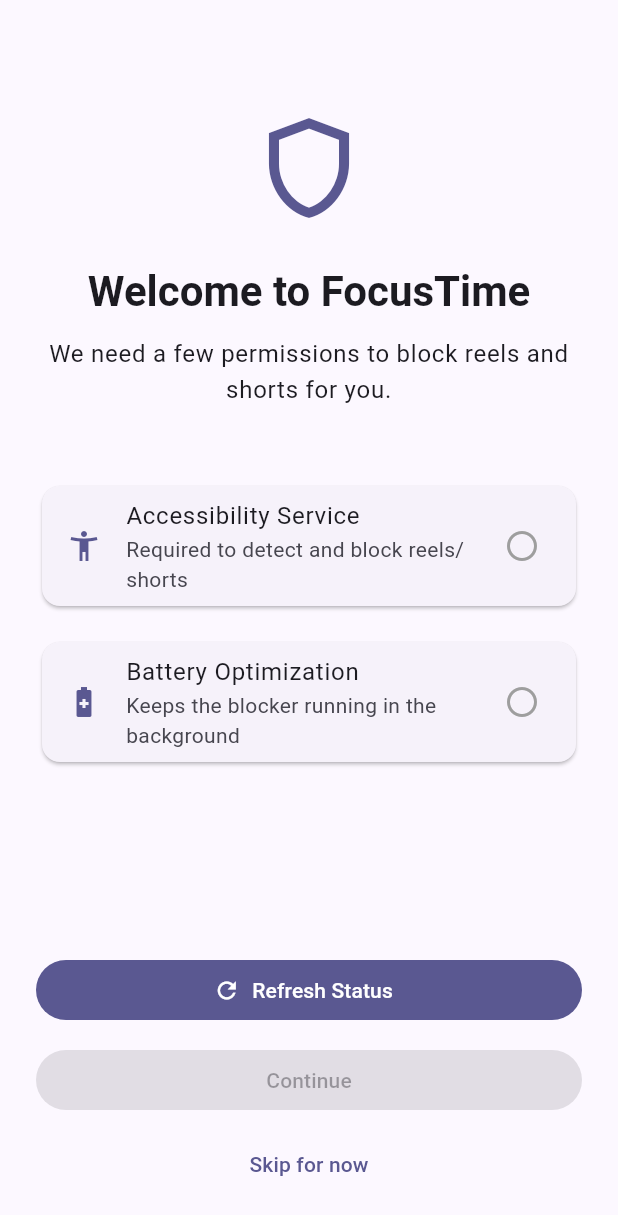
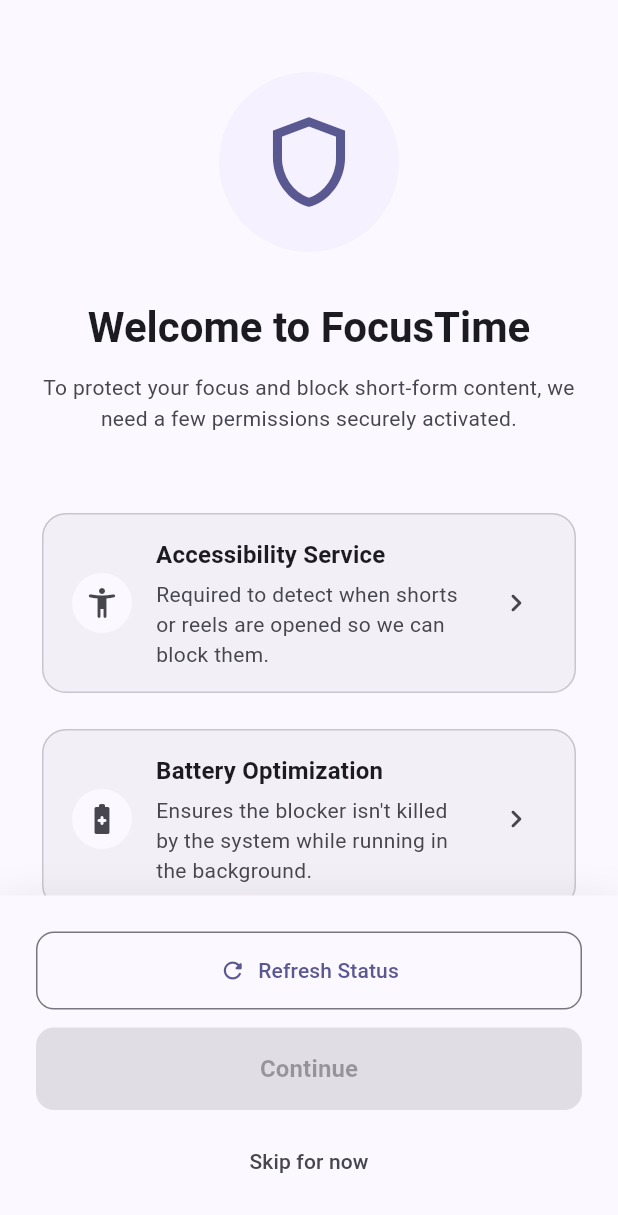
Before and after one commit to MoHussam-865/focustime, a Flutter app: the screen it shows after launch, on a phone screen of 412 x 824 dp. Shown: the top 1215 px of the screen. Run offline on Flutter 3.47's test engine with Material 3 defaults, Android fonts, the phone set to English and light mode, and no system bars; our stand-ins replace get_it, shared_preferences.

```diff
--- a/lib/viewmodels/dashboard_viewmodel.dart
+++ b/lib/viewmodels/dashboard_viewmodel.dart
@@ -39,7 +39,7 @@
     try {
       _isServiceRunning = await _accessibilityService.isEnabled();
       _blockedCount = await _accessibilityService.getBlockedCount();
-      _blockedApps = await _settingsRepository.getBlockedApps();
+      _blockedApps = List<BlockedApp>.from(await _settingsRepository.getBlockedApps());
     } catch (e) {
       _errorMessage = 'Failed to load data';
     }
@@ -52,6 +52,7 @@
     if (index < 0 || index >= _blockedApps.length) return;
 
     final originalApp = _blockedApps[index];
+    _blockedApps = List<BlockedApp>.from(_blockedApps);
     _blockedApps[index] = originalApp.copyWith(isEnabled: !originalApp.isEnabled);
     notifyListeners();
 
@@ -64,6 +65,7 @@
           .toList();
       await _accessibilityService.setMonitoredApps(enabledPackages);
     } catch (e) {
+      _blockedApps = List<BlockedApp>.from(_blockedApps);
       _blockedApps[index] = originalApp;
       notifyListeners();
     }
@@ -71,5 +73,6 @@
 
   Future<void> openAccessibilitySettings() async {
     await _accessibilityService.openAccessibilitySettings();
+    await loadData();
   }
 }
--- a/lib/viewmodels/onboarding_viewmodel.dart
+++ b/lib/viewmodels/onboarding_viewmodel.dart
@@ -38,10 +38,12 @@
 
   Future<void> openAccessibilitySettings() async {
     await _accessibilityService.openAccessibilitySettings();
+    await checkPermissions();
   }
 
   Future<void> requestBatteryOptimization() async {
     await _accessibilityService.requestBatteryOptimization();
+    await checkPermissions();
   }
 
   bool get allPermissionsGranted =>
--- a/lib/views/onboarding/onboarding_screen.dart
+++ b/lib/views/onboarding/onboarding_screen.dart
@@ -15,36 +15,53 @@
 
     return Scaffold(
       body: SafeArea(
-        child: Padding(
+        child: Column(
+          children: [
+            Expanded(
+              child: SingleChildScrollView(
                 padding: const EdgeInsets.all(24),
                 child: Column(
                   crossAxisAlignment: CrossAxisAlignment.stretch,
                   children: [
-              const SizedBox(height: 48),
-              Icon(
+                    const SizedBox(height: 24),
+                    Container(
+                      padding: const EdgeInsets.all(24),
+                      decoration: BoxDecoration(
+                        color: theme.colorScheme.primaryContainer.withValues(
+                          alpha: 0.3,
+                        ),
+                        shape: BoxShape.circle,
+                      ),
+                      child: Icon(
                         Icons.shield_outlined,
-                size: 80,
+                        size: 72,
                         color: theme.colorScheme.primary,
                       ),
-              const SizedBox(height: 24),
+                    ),
+                    const SizedBox(height: 32),
                     Text(
                       'Welcome to FocusTime',
                       style: theme.textTheme.headlineMedium?.copyWith(
                         fontWeight: FontWeight.bold,
+                        color: theme.colorScheme.onSurface,
                       ),
                       textAlign: TextAlign.center,
                     ),
                     const SizedBox(height: 12),
                     Text(
-                'We need a few permissions to block reels and shorts for you.',
-                style: theme.textTheme.bodyLarge,
+                      'To protect your focus and block short-form content, we need a few permissions securely activated.',
+                      style: theme.textTheme.bodyMedium?.copyWith(
+                        color: theme.colorScheme.onSurfaceVariant,
+                        height: 1.5,
+                      ),
                       textAlign: TextAlign.center,
                     ),
                     const SizedBox(height: 48),
                     _PermissionTile(
-                icon: Icons.accessibility_new,
+                      icon: Icons.accessibility_new_rounded,
                       title: 'Accessibility Service',
-                subtitle: 'Required to detect and block reels/shorts',
+                      subtitle:
+                          'Required to detect when shorts or reels are opened so we can block them.',
                       isEnabled: vm.isAccessibilityEnabled,
                       onTap: () async {
                         await vm.openAccessibilitySettings();
@@ -52,24 +69,57 @@
                     ),
                     const SizedBox(height: 16),
                     _PermissionTile(
-                icon: Icons.battery_saver,
+                      icon: Icons.battery_saver_rounded,
                       title: 'Battery Optimization',
-                subtitle: 'Keeps the blocker running in the background',
+                      subtitle:
+                          'Ensures the blocker isn\'t killed by the system while running in the background.',
                       isEnabled: vm.isBatteryOptimizationDisabled,
                       onTap: () async {
                         await vm.requestBatteryOptimization();
                       },
                     ),
-              const Spacer(),
+                  ],
+                ),
+              ),
+            ),
+            Container(
+              padding: const EdgeInsets.all(24),
+              decoration: BoxDecoration(
+                color: theme.colorScheme.surface,
+                boxShadow: [
+                  BoxShadow(
+                    color: Colors.black.withValues(alpha: 0.05),
+                    offset: const Offset(0, -4),
+                    blurRadius: 16,
+                  ),
+                ],
+              ),
+              child: SafeArea(
+                top: false,
+                child: Column(
+                  mainAxisSize: MainAxisSize.min,
+                  crossAxisAlignment: CrossAxisAlignment.stretch,
+                  children: [
                     if (vm.isLoading)
-                const Center(child: CircularProgressIndicator())
+                      const Center(
+                        child: Padding(
+                          padding: EdgeInsets.all(16.0),
+                          child: CircularProgressIndicator(),
+                        ),
+                      )
                     else ...[
-                FilledButton.icon(
+                      OutlinedButton.icon(
                         onPressed: () async {
                           await vm.checkPermissions();
                         },
-                  icon: const Icon(Icons.refresh),
+                        icon: const Icon(Icons.refresh_rounded),
                         label: const Text('Refresh Status'),
+                        style: OutlinedButton.styleFrom(
+                          padding: const EdgeInsets.symmetric(vertical: 16),
+                          shape: RoundedRectangleBorder(
+                            borderRadius: BorderRadius.circular(12),
+                          ),
+                        ),
                       ),
                       const SizedBox(height: 12),
                       FilledButton(
@@ -77,29 +127,52 @@
                             ? () async {
                                 try {
                                   await vm.completeOnboarding();
-                          } catch (_) {
-                            // Continue even if persistence fails
-                          }
+                                } catch (_) {}
                                 onComplete();
                               }
                             : null,
-                  child: const Text('Continue'),
+                        style: FilledButton.styleFrom(
+                          padding: const EdgeInsets.symmetric(vertical: 16),
+                          shape: RoundedRectangleBorder(
+                            borderRadius: BorderRadius.circular(12),
+                          ),
+                          elevation: 0,
+                        ),
+                        child: const Text(
+                          'Continue',
+                          style: TextStyle(
+                            fontSize: 16,
+                            fontWeight: FontWeight.bold,
+                          ),
+                        ),
                       ),
                       const SizedBox(height: 8),
                       TextButton(
                         onPressed: () async {
                           try {
                             await vm.completeOnboarding();
-                    } catch (_) {
-                      // Continue even if persistence fails
-                    }
+                          } catch (_) {}
                           onComplete();
                         },
-                  child: const Text('Skip for now'),
+                        style: TextButton.styleFrom(
+                          padding: const EdgeInsets.symmetric(vertical: 16),
+                          shape: RoundedRectangleBorder(
+                            borderRadius: BorderRadius.circular(12),
+                          ),
+                        ),
+                        child: Text(
+                          'Skip for now',
+                          style: TextStyle(
+                            color: theme.colorScheme.onSurfaceVariant,
+                          ),
+                        ),
                       ),
                     ],
                   ],
                 ),
+              ),
+            ),
+          ],
         ),
       ),
     );
@@ -125,14 +198,69 @@
   Widget build(BuildContext context) {
     final theme = Theme.of(context);
     return Card(
+      elevation: 0,
+      color: isEnabled
+          ? theme.colorScheme.primaryContainer.withValues(alpha: 0.4)
+          : theme.colorScheme.surfaceContainerHighest.withValues(alpha: 0.4),
+      shape: RoundedRectangleBorder(
+        borderRadius: BorderRadius.circular(16),
+        side: BorderSide(
+          color: isEnabled
+              ? theme.colorScheme.primary.withValues(alpha: 0.5)
+              : theme.colorScheme.outlineVariant,
+          width: 1,
+        ),
+      ),
+      child: InkWell(
+        onTap: isEnabled ? null : onTap,
+        borderRadius: BorderRadius.circular(16),
+        child: Padding(
+          padding: const EdgeInsets.symmetric(vertical: 8.0, horizontal: 4.0),
           child: ListTile(
-        leading: Icon(icon, color: theme.colorScheme.primary),
-        title: Text(title),
-        subtitle: Text(subtitle),
+            leading: Container(
+              padding: const EdgeInsets.all(8),
+              decoration: BoxDecoration(
+                color: isEnabled
+                    ? theme.colorScheme.primaryContainer
+                    : theme.colorScheme.surface,
+                shape: BoxShape.circle,
+              ),
+              child: Icon(
+                icon,
+                color: isEnabled
+                    ? theme.colorScheme.primary
+                    : theme.colorScheme.onSurfaceVariant,
+              ),
+            ),
+            title: Text(
+              title,
+              style: theme.textTheme.titleMedium?.copyWith(
+                fontWeight: FontWeight.w600,
+                color: theme.colorScheme.onSurface,
+              ),
+            ),
+            subtitle: Padding(
+              padding: const EdgeInsets.only(top: 4.0),
+              child: Text(
+                subtitle,
+                style: theme.textTheme.bodyMedium?.copyWith(
+                  color: theme.colorScheme.onSurfaceVariant,
+                  height: 1.4,
+                ),
+              ),
+            ),
             trailing: isEnabled
-            ? Icon(Icons.check_circle, color: Colors.green.shade600)
-            : const Icon(Icons.circle_outlined, color: Colors.grey),
-        onTap: isEnabled ? null : onTap,
+                ? Icon(
+                    Icons.check_circle_rounded,
+                    color: Colors.green.shade600,
+                    size: 28,
+                  )
+                : Icon(
+                    Icons.chevron_right_rounded,
+                    color: theme.colorScheme.onSurfaceVariant,
+                  ),
+          ),
+        ),
       ),
     );
   }
```
Also changed, not shown: lib/services/accessibility_service.dart (+7 -3 lines), lib/viewmodels/settings_viewmodel.dart (+12 -1 lines), 2 other files. Lines whose indentation alone changed are shown as unchanged.
